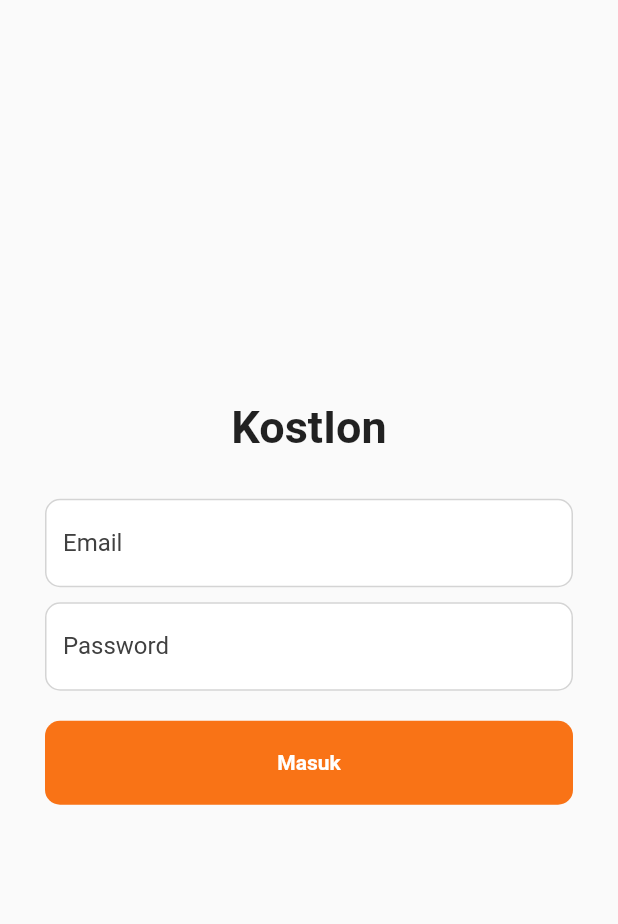
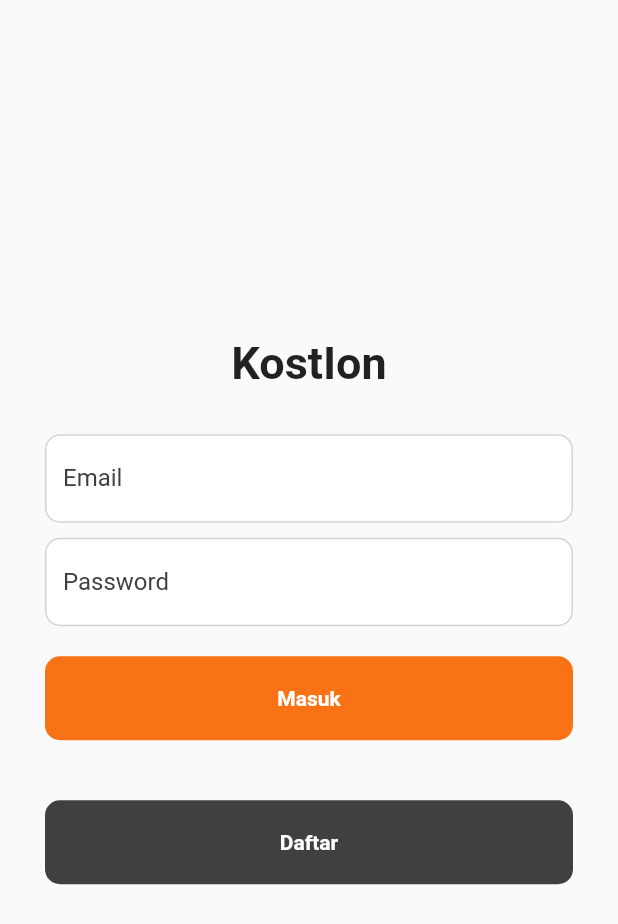
Before and after one commit to MarksonL/IPPL_KostIon, a Flutter app: the screen it shows after launch, on a phone screen of 412 x 824 dp. Shown: the top 924 px of the screen. Run offline on Flutter 3.47's test engine with Material 2 defaults, Android fonts, the phone set to English and light mode, and no system bars; drawn by our look-alikes of loader_overlay; our stand-ins replace cloud_firestore, firebase_auth, firebase_core, flutter_spinkit; accounts and stored records are empty.

```diff
--- a/lib/screen/auth.dart
+++ b/lib/screen/auth.dart
@@ -1,18 +1,18 @@
-// ignore_for_file: prefer_const_constructors, prefer_const_literals_to_create_immutables, use_build_context_synchronously
 import 'package:cloud_firestore/cloud_firestore.dart';
 import 'package:firebase_auth/firebase_auth.dart';
 import 'package:flutter/material.dart';
 import 'package:flutter_spinkit/flutter_spinkit.dart';
 import 'package:kostlon/screen/member/home_member.dart';
 import 'package:kostlon/screen/owner/home_owner.dart';
+import 'package:kostlon/screen/register.dart'; // Import halaman pendaftaran
 import 'package:kostlon/utils/color_theme.dart';
 import 'package:loader_overlay/loader_overlay.dart';
 
 class LoginPage extends StatefulWidget {
-  const LoginPage({super.key});
+  const LoginPage({Key? key});
 
   @override
-  State<LoginPage> createState() => _LoginPageState();
+  _LoginPageState createState() => _LoginPageState();
 }
 
 class _LoginPageState extends State<LoginPage> {
@@ -125,7 +125,38 @@ class _LoginPageState extends State<LoginPage> {
                     ),
                   ),
                 ),
-              )
+              ),
+              SizedBox(height: 10),
+              Container(
+                padding:
+                    const EdgeInsets.symmetric(horizontal: 30, vertical: 10),
+                width: double.infinity,
+                child: ElevatedButton(
+                  onPressed: () {
+                    // Navigasi ke halaman pendaftaran
+                    Navigator.push(
+                      context,
+                      MaterialPageRoute(
+                          builder: (context) => RegistrationPage()),
+                    );
+                  },
+                  style: ElevatedButton.styleFrom(
+                    shape: RoundedRectangleBorder(
+                      borderRadius: BorderRadius.circular(10.0),
+                    ),
+                    elevation: 0,
+                    backgroundColor: AppColor.secondary,
+                    padding: const EdgeInsets.symmetric(vertical: 20),
+                  ),
+                  child: Text(
+                    'Daftar',
+                    style: TextStyle(
+                      color: Colors.white,
+                      fontWeight: FontWeight.bold,
+                    ),
+                  ),
+                ),
+              ),
             ],
           ),
         ),
@@ -135,12 +166,13 @@ class _LoginPageState extends State<LoginPage> {
 }
 
 class TextInput extends StatelessWidget {
-  const TextInput(
-      {super.key,
-      required this.label,
-      required TextEditingController val,
-      required this.isPassword})
-      : _val = val;
+  const TextInput({
+    Key? key,
+    required this.label,
+    required TextEditingController val,
+    required this.isPassword,
+  })  : _val = val,
+        super(key: key);
 
   final String label;
   final TextEditingController _val;
--- a/lib/screen/owner/home_owner.dart
+++ b/lib/screen/owner/home_owner.dart
@@ -38,7 +38,7 @@ class _HomeOwnerPageState extends State<HomeOwnerPage> {
   Widget build(BuildContext context) {
     return Scaffold(
       appBar: AppBar(
-        title: Text("Kostln (Owner)"),
+        title: Text("Kostlon"),
         centerTitle: true,
         elevation: 0,
         actions: [
```
Also changed, not shown: lib/screen/register.dart (added, +109 -0 lines), lib/screen/start_profile.dart (added, +109 -0 lines), lib/services/startprofile_services.dart (added, +14 -0 lines), 1 other file.
